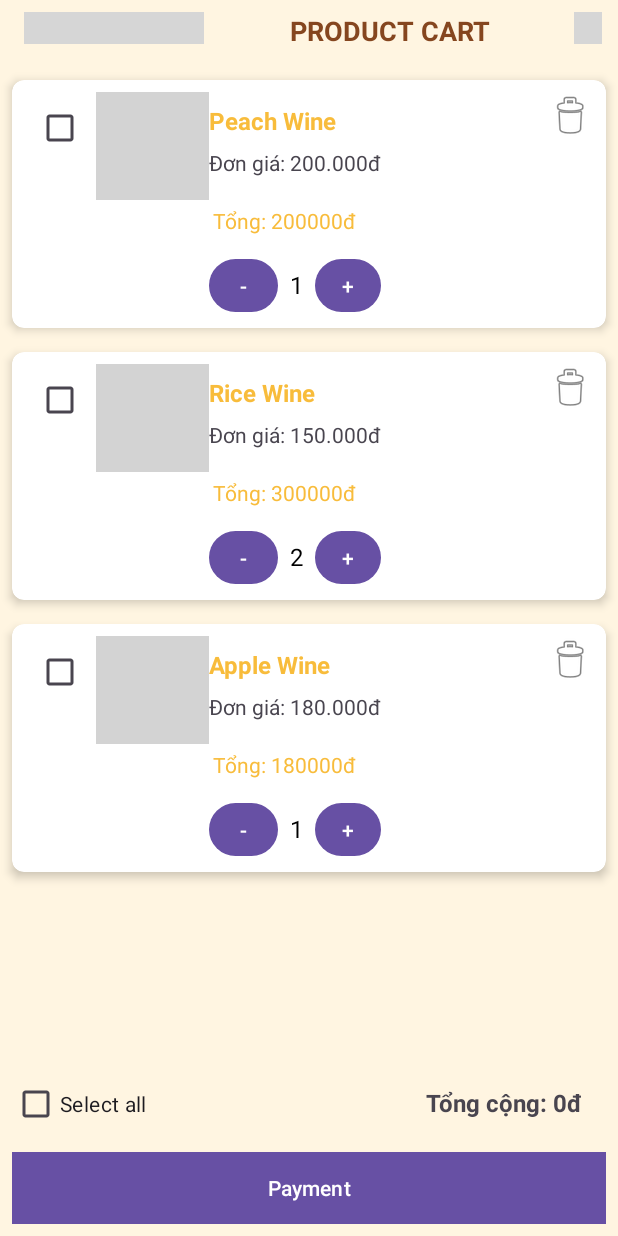
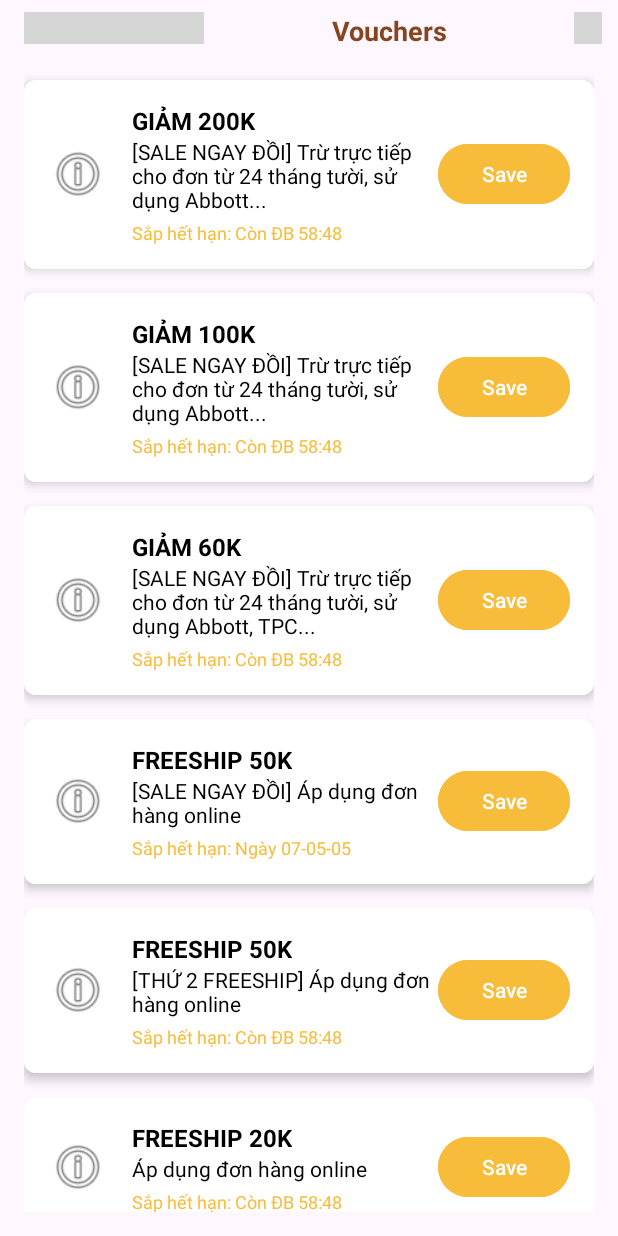
Before and after one commit to anhthuuu-u/saru_application, an Android app: the screen it shows after launch (ProductCart before the commit, VouchersManagement after it), on a phone screen of 412 x 824 dp. Run offline under Robolectric (Android 15) with nearby library versions, the phone set to English and light mode, and no system bars; Roboto replaces fonts that are not available here; grey boxes are pictures that could not be loaded.

Commit message:
Fix bug, có 1 số activity tương tác

```diff
--- /dev/null
+++ b/frontend_client/app/src/main/java/saru/com/app/VoucherAdapter.java
@@ -0,0 +1,65 @@
+package saru.com.app.adapters;
+
+import android.view.LayoutInflater;
+import android.view.View;
+import android.view.ViewGroup;
+import android.widget.Button;
+import android.widget.ImageView;
+import android.widget.TextView;
+import androidx.annotation.NonNull;
+import androidx.recyclerview.widget.RecyclerView;
+import saru.com.app.models.Voucher;
+import java.util.List;
+import saru.com.app.R;
+
+public class VoucherAdapter extends RecyclerView.Adapter<VoucherAdapter.VoucherViewHolder> {
+
+    private List<Voucher> voucherList;
+
+    public VoucherAdapter(List<Voucher> voucherList) {
+        this.voucherList = voucherList;
+    }
+
+    @NonNull
+    @Override
+    public VoucherViewHolder onCreateViewHolder(@NonNull ViewGroup parent, int viewType) {
+        View view = LayoutInflater.from(parent.getContext())
+                .inflate(R.layout.voucher_item, parent, false);
+        return new VoucherViewHolder(view);
+    }
+
+    @Override
+    public void onBindViewHolder(@NonNull VoucherViewHolder holder, int position) {
+        Voucher voucher = voucherList.get(position);
+        holder.voucherTitle.setText(voucher.getVoucherCode());
+        holder.voucherDescription.setText(voucher.getDescription());
+        holder.voucherExpiry.setText("Sắp hết hạn: " + voucher.getExpiryDate());
+
+        // Xử lý nút "Lưu" (có thể thêm logic lưu voucher vào đây)
+        holder.voucherSaveButton.setOnClickListener(v -> {
+            // Thêm logic lưu voucher (ví dụ: lưu vào database)
+        });
+    }
+
+    @Override
+    public int getItemCount() {
+        return voucherList != null ? voucherList.size() : 0;
+    }
+
+    static class VoucherViewHolder extends RecyclerView.ViewHolder {
+        ImageView voucherIcon;
+        TextView voucherTitle;
+        TextView voucherDescription;
+        TextView voucherExpiry;
+        Button voucherSaveButton;
+
+        public VoucherViewHolder(@NonNull View itemView) {
+            super(itemView);
+            voucherIcon = itemView.findViewById(R.id.voucher_icon);
+            voucherTitle = itemView.findViewById(R.id.voucher_title);
+            voucherDescription = itemView.findViewById(R.id.voucher_description);
+            voucherExpiry = itemView.findViewById(R.id.voucher_expiry);
+            voucherSaveButton = itemView.findViewById(R.id.voucher_save_button);
+        }
+    }
+}
--- /dev/null
+++ b/frontend_client/app/src/main/java/saru/com/app/VouchersManagement.java
@@ -0,0 +1,53 @@
+package saru.com.app;
+
+import android.os.Bundle;
+import androidx.appcompat.app.AppCompatActivity;
+import androidx.core.graphics.Insets;
+import androidx.core.view.ViewCompat;
+import androidx.core.view.WindowInsetsCompat;
+import androidx.recyclerview.widget.LinearLayoutManager;
+import androidx.recyclerview.widget.RecyclerView;
+import saru.com.app.adapters.VoucherAdapter;
+import saru.com.app.models.VoucherList;
+import saru.com.app.R;
+
+public class VouchersManagement extends AppCompatActivity {
+
+    private RecyclerView recyclerViewVouchers;
+    private VoucherAdapter voucherAdapter;
+    private VoucherList voucherList;
+
+    @Override
+    protected void onCreate(Bundle savedInstanceState) {
+        super.onCreate(savedInstanceState);
+        setContentView(R.layout.activity_vouchers_management);
+
+        // Khởi tạo RecyclerView
+        recyclerViewVouchers = findViewById(R.id.recycler_view_vouchers);
+
+        // Kiểm tra null để tránh lỗi
+        if (recyclerViewVouchers == null) {
+            throw new IllegalStateException("RecyclerView with ID recycler_view_vouchers not found in layout");
+        }
+
+        // Khởi tạo VoucherList
+        voucherList = new VoucherList();
+
+        // Khởi tạo VoucherAdapter
+        voucherAdapter = new VoucherAdapter(voucherList.getVouchers());
+
+        // Cài đặt RecyclerView
+        recyclerViewVouchers.setLayoutManager(new LinearLayoutManager(this));
+        recyclerViewVouchers.setAdapter(voucherAdapter);
+
+        // Thông báo adapter cập nhật dữ liệu
+        voucherAdapter.notifyDataSetChanged();
+
+        // Xử lý window insets
+        ViewCompat.setOnApplyWindowInsetsListener(findViewById(R.id.main), (v, insets) -> {
+            Insets systemBars = insets.getInsets(WindowInsetsCompat.Type.systemBars());
+            v.setPadding(systemBars.left, systemBars.top, systemBars.right, systemBars.bottom);
+            return insets;
+        });
+    }
+}
--- /dev/null
+++ b/frontend_client/app/src/main/java/saru/com/app/models/Voucher.java
@@ -0,0 +1,27 @@
+package saru.com.app.models;
+
+import java.io.Serializable;
+
+public class Voucher implements Serializable {
+    private String voucherCode;
+    private String description;
+    private String expiryDate;
+
+    public Voucher(String voucherCode, String description, String expiryDate) {
+        this.voucherCode = voucherCode;
+        this.description = description;
+        this.expiryDate = expiryDate;
+    }
+
+    public String getVoucherCode() {
+        return voucherCode;
+    }
+
+    public String getDescription() {
+        return description;
+    }
+
+    public String getExpiryDate() {
+        return expiryDate;
+    }
+}
--- /dev/null
+++ b/frontend_client/app/src/main/java/saru/com/app/models/VoucherList.java
@@ -0,0 +1,22 @@
+package saru.com.app.models;
+
+import java.util.ArrayList;
+import java.util.List;
+
+public class VoucherList {
+    private List<Voucher> vouchers;
+
+    public VoucherList() {
+        vouchers = new ArrayList<>();
+        vouchers.add(new Voucher("GIẢM 200K", "[SALE NGAY ĐỒI] Trừ trực tiếp cho đơn từ 24 tháng tười, sử dụng Abbott...", "Còn ĐB 58:48"));
+        vouchers.add(new Voucher("GIẢM 100K", "[SALE NGAY ĐỒI] Trừ trực tiếp cho đơn từ 24 tháng tười, sử dụng Abbott...", "Còn ĐB 58:48"));
+        vouchers.add(new Voucher("GIẢM 60K", "[SALE NGAY ĐỒI] Trừ trực tiếp cho đơn từ 24 tháng tười, sử dụng Abbott, TPC...", "Còn ĐB 58:48"));
+        vouchers.add(new Voucher("FREESHIP 50K", "[SALE NGAY ĐỒI] Áp dụng đơn hàng online", "Ngày 07-05-05"));
+        vouchers.add(new Voucher("FREESHIP 50K", "[THỨ 2 FREESHIP] Áp dụng đơn hàng online", "Còn ĐB 58:48"));
+        vouchers.add(new Voucher("FREESHIP 20K", "Áp dụng đơn hàng online", "Còn ĐB 58:48"));
+    }
+
+    public List<Voucher> getVouchers() {
+        return vouchers;
+    }
+}
--- /dev/null
+++ b/frontend_client/app/src/main/res/layout/activity_vouchers_management.xml
@@ -0,0 +1,70 @@
+<?xml version="1.0" encoding="utf-8"?>
+<androidx.constraintlayout.widget.ConstraintLayout xmlns:android="http://schemas.android.com/apk/res/android"
+    xmlns:app="http://schemas.android.com/apk/res-auto"
+    xmlns:tools="http://schemas.android.com/tools"
+    android:id="@+id/main"
+    android:layout_width="match_parent"
+    android:layout_height="match_parent"
+    tools:context=".VouchersManagement">
+
+    <!-- Toolbar -->
+    <LinearLayout
+        android:id="@+id/toolbar_layout"
+        android:layout_width="409dp"
+        android:layout_height="37dp"
+        android:orientation="horizontal"
+        android:padding="8dp"
+        app:layout_constraintTop_toTopOf="parent"
+        tools:layout_editor_absoluteX="2dp"
+        tools:ignore="MissingConstraints">
+
+        <ImageButton
+            android:id="@+id/btn_back_arrow"
+            android:layout_width="wrap_content"
+            android:layout_height="wrap_content"
+            android:layout_marginStart="8dp"
+            android:backgroundTint="#00FFFFFF"
+            android:src="@mipmap/ic_back_arrow" />
+
+        <TextView
+            android:layout_width="286dp"
+            android:layout_height="wrap_content"
+            android:layout_weight="1"
+            android:gravity="center"
+            android:text="@string/title_voucher_management"
+            android:textColor="@color/color_dark_brown"
+            android:textSize="18sp"
+            android:textStyle="bold" />
+
+        <ImageButton
+            android:id="@+id/btn_noti"
+            android:layout_width="25dp"
+            android:layout_height="wrap_content"
+            android:layout_weight="1"
+            android:backgroundTint="#00FFFFFF"
+            app:srcCompat="@mipmap/ic_noti" />
+
+        <ImageButton
+            android:id="@+id/btn_cart"
+            android:layout_width="25dp"
+            android:layout_height="wrap_content"
+            android:layout_marginEnd="8dp"
+            android:backgroundTint="#00FFFFFF"
+            android:src="@mipmap/ic_cart" />
+    </LinearLayout>
+
+    <!-- RecyclerView để hiển thị danh sách voucher -->
+    <androidx.recyclerview.widget.RecyclerView
+        android:id="@+id/recycler_view_vouchers"
+        android:layout_width="0dp"
+        android:layout_height="0dp"
+        android:layout_marginTop="8dp"
+        android:layout_marginStart="16dp"
+        android:layout_marginEnd="16dp"
+        android:layout_marginBottom="16dp"
+        app:layout_constraintTop_toBottomOf="@id/toolbar_layout"
+        app:layout_constraintStart_toStartOf="parent"
+        app:layout_constraintEnd_toEndOf="parent"
+        app:layout_constraintBottom_toBottomOf="parent" />
+
+</androidx.constraintlayout.widget.ConstraintLayout>
--- /dev/null
+++ b/frontend_client/app/src/main/res/layout/voucher_item.xml
@@ -0,0 +1,74 @@
+<?xml version="1.0" encoding="utf-8"?>
+<androidx.cardview.widget.CardView xmlns:android="http://schemas.android.com/apk/res/android"
+    xmlns:app="http://schemas.android.com/apk/res-auto"
+    android:layout_width="match_parent"
+    android:layout_height="wrap_content"
+    android:layout_marginTop="8dp"
+    android:layout_marginBottom="8dp"
+    app:cardCornerRadius="8dp"
+    app:cardElevation="4dp">
+
+    <LinearLayout
+        android:layout_width="match_parent"
+        android:layout_height="wrap_content"
+        android:orientation="horizontal"
+        android:padding="16dp"
+        android:background="@android:color/white">
+
+        <!-- Icon (hình ảnh bên trái) -->
+        <ImageView
+            android:id="@+id/voucher_icon"
+            android:layout_width="40dp"
+            android:layout_height="40dp"
+            android:layout_gravity="center_vertical"
+            android:src="@android:drawable/ic_menu_info_details" />
+
+        <!-- Nội dung voucher -->
+        <LinearLayout
+            android:layout_width="0dp"
+            android:layout_height="wrap_content"
+            android:layout_weight="1"
+            android:layout_marginStart="16dp"
+            android:orientation="vertical">
+
+            <!-- Tiêu đề voucher -->
+            <TextView
+                android:id="@+id/voucher_title"
+                android:layout_width="wrap_content"
+                android:layout_height="wrap_content"
+                android:textColor="@android:color/black"
+                android:textSize="16sp"
+                android:textStyle="bold" />
+
+            <!-- Mô tả voucher -->
+            <TextView
+                android:id="@+id/voucher_description"
+                android:layout_width="wrap_content"
+                android:layout_height="wrap_content"
+                android:textColor="@android:color/black"
+                android:textSize="14sp" />
+
+            <!-- Thời hạn -->
+            <TextView
+                android:id="@+id/voucher_expiry"
+                android:layout_width="wrap_content"
+                android:layout_height="wrap_content"
+                android:layout_marginTop="4dp"
+                android:textColor="@color/color_golden_yellow"
+                android:textSize="12sp" />
+        </LinearLayout>
+
+        <!-- Nút "Lưu" -->
+        <Button
+            android:id="@+id/voucher_save_button"
+            android:layout_width="wrap_content"
+            android:layout_height="wrap_content"
+            android:layout_gravity="center_vertical"
+            android:backgroundTint="@color/color_golden_yellow"
+            android:paddingStart="16dp"
+            android:paddingEnd="16dp"
+            android:text="@string/Voucher_save_btn"
+            android:textColor="@android:color/white"
+            android:textSize="14sp" />
+    </LinearLayout>
+</androidx.cardview.widget.CardView>
--- a/frontend_client/app/src/main/res/values/colors.xml
+++ b/frontend_client/app/src/main/res/values/colors.xml
@@ -10,4 +10,5 @@
     <color name="color_ochre">#D8A850</color>
     <color name="color_medium_gray">#969696</color>
     <color name="color_creamy_white">#F2E8DA</color>
+    <color name="red">#FF0000</color>
 </resources>
```
Also changed, not shown: frontend_client/app/src/main/AndroidManifest.xml (+15 -10 lines), frontend_client/app/src/main/java/saru/com/app/Homepage.java (added, +24 -0 lines), frontend_client/app/src/main/res/layout/activity_homepage.xml (added, +298 -0 lines), frontend_client/app/src/main/res/values/strings.xml (+14 -0 lines), 1 other file.
